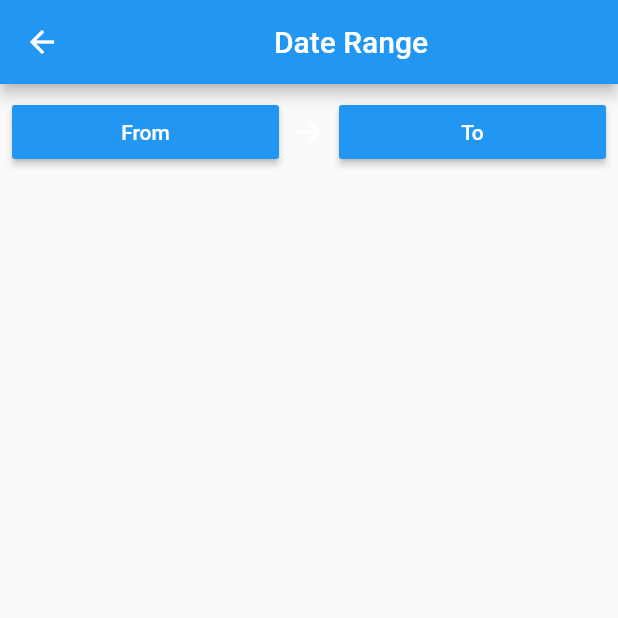
After one commit to AntonyRuby/send_sms, a Flutter app: the DateRangePickerScreen screen opened directly, on a phone screen of 412 x 824 dp, the top half of it. The commit adds this screen. Run offline on Flutter 3.47's test engine with Material 2 defaults, Android fonts, the phone set to English and light mode, and no system bars; missing offline and left inert: flutter_sms.

Commit message:
Added sms

```diff
--- a/lib/screens/main.dart
+++ b/lib/main.dart
@@ -1,5 +1,7 @@
 import 'package:flutter/material.dart';
 import 'package:send_sms/screens/send_sms_screen.dart';
+
+import 'screens/calendar_screen.dart';
 
 void main() {
   runApp(MyApp());
--- /dev/null
+++ b/lib/screens/calendar_screen.dart
@@ -0,0 +1,77 @@
+import 'package:flutter/material.dart';
+import 'package:intl/intl.dart';
+
+class DateRangePickerScreen extends StatefulWidget {
+  @override
+  _DateRangePickerScreenState createState() => _DateRangePickerScreenState();
+}
+
+class _DateRangePickerScreenState extends State<DateRangePickerScreen> {
+  DateTimeRange dateRange;
+
+  String getFrom() {
+    if (dateRange == null) {
+      return 'From';
+    } else {
+      return DateFormat('dd/MM/yyyy').format(dateRange.start);
+    }
+  }
+
+  String getTo() {
+    if (dateRange == null) {
+      return 'To';
+    } else {
+      return DateFormat('dd/MM/yyyy').format(dateRange.end);
+    }
+  }
+
+  @override
+  Widget build(BuildContext context) {
+    return Scaffold(
+      appBar: AppBar(
+        title: Center(child: Text("Date Range")),
+      ),
+      body: Padding(
+        padding: const EdgeInsets.all(8.0),
+        child: Row(
+          children: [
+            Expanded(
+                child: MaterialButton(
+              color: Colors.blue,
+              textColor: Colors.white,
+              onPressed: () => pickDateRange(context),
+              child: Text(getFrom()),
+            )),
+            const SizedBox(width: 8),
+            Icon(Icons.arrow_forward, color: Colors.white),
+            const SizedBox(width: 8),
+            Expanded(
+                child: MaterialButton(
+              color: Colors.blue,
+              textColor: Colors.white,
+              onPressed: () => pickDateRange(context),
+              child: Text(getTo()),
+            )),
+          ],
+        ),
+      ),
+    );
+  }
+
+  Future pickDateRange(BuildContext context) async {
+    final initialDateRange = DateTimeRange(
+      start: DateTime.now(),
+      end: DateTime.now(),
+    );
+    final newDateRange = await showDateRangePicker(
+      context: context,
+      firstDate: DateTime(DateTime.now().year - 5),
+      lastDate: DateTime.now(),
+      initialDateRange: dateRange ?? initialDateRange,
+    );
+
+    if (newDateRange == null) return;
+
+    setState(() => dateRange = newDateRange);
+  }
+}
--- a/lib/screens/send_sms_screen.dart
+++ b/lib/screens/send_sms_screen.dart
@@ -1,7 +1,7 @@
 import 'package:flutter/material.dart';
 import 'package:flutter_sms/flutter_sms.dart';
 
-List<String> recipient = ["7********"];
+List<String> recipient = ["9841985968"];
 
 class SendSmsScreen extends StatefulWidget {
   @override
```
Also changed, not shown: pubspec.yaml (+2 -10 lines), pubspec.lock, 1 other file.
